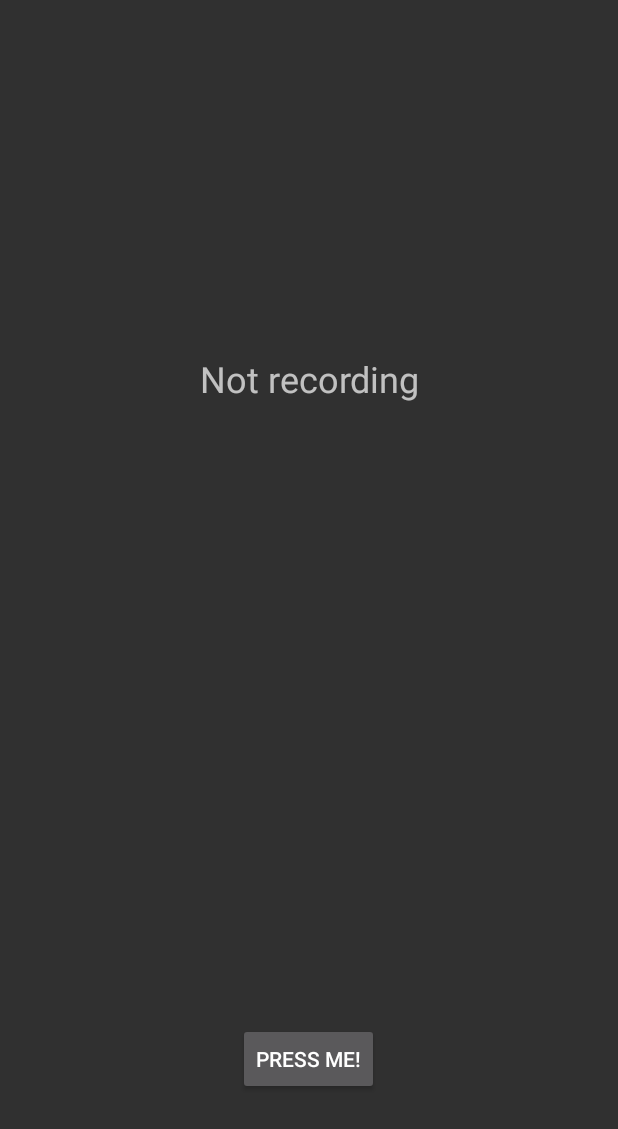
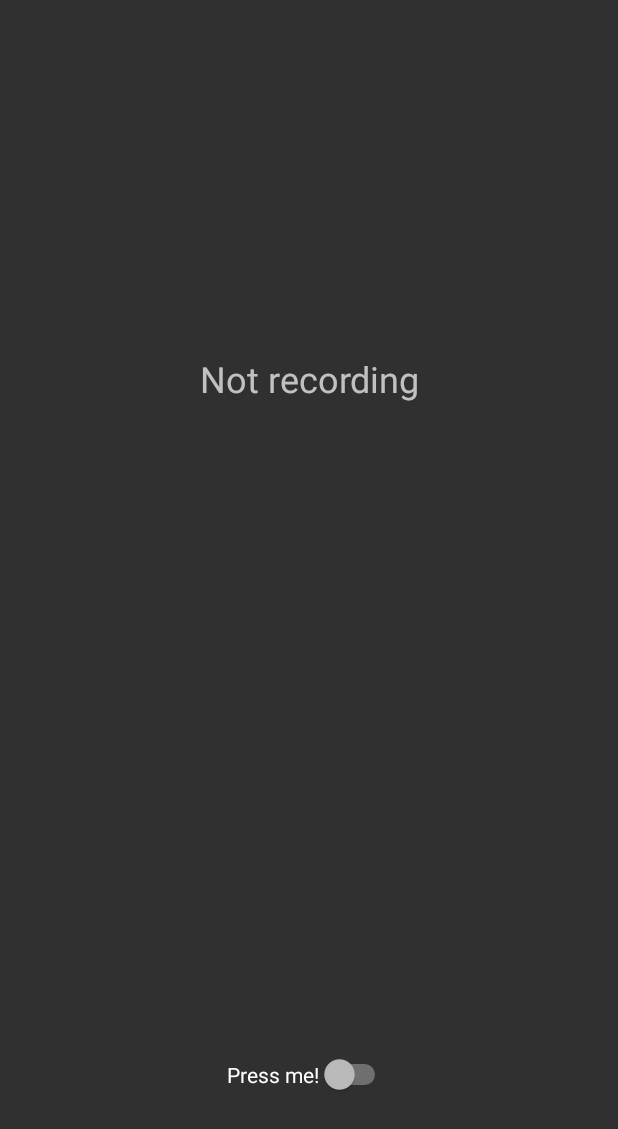
Before and after one commit to Telvozzzar/CarAssistant, an Android app: the screen it shows after launch (MainActivity), on a phone screen of 412 x 824 dp. Shown: the top 1129 px of the screen. Run offline under Robolectric (Android 15) with nearby library versions, the phone set to English and light mode, and no system bars.

Commit message:
Button replaced by Switch

```diff
--- a/app/src/main/java/com/diegeilstegruppe/sasha/MainActivity.java
+++ b/app/src/main/java/com/diegeilstegruppe/sasha/MainActivity.java
@@ -1,15 +1,12 @@
 package com.diegeilstegruppe.sasha;
 
+import android.os.Bundle;
 import android.support.v7.app.AppCompatActivity;
-import android.os.Bundle;
-import android.util.Log;
-import android.view.View;
-import android.widget.Button;
+import android.widget.CompoundButton;
+import android.widget.Switch;
 import android.widget.TextView;
 
 public class MainActivity extends AppCompatActivity {
-
-    private boolean recording = false;
 
     @Override
     protected void onCreate(Bundle savedInstanceState) {
@@ -17,20 +14,18 @@ public class MainActivity extends AppCompatActivity {
         setContentView(R.layout.activity_main);
         final TextView text = (TextView) findViewById(R.id.textView);
 
-        Button button = (Button) findViewById(R.id.dummy_button);
-        button.setOnClickListener(new View.OnClickListener() {
+        final Switch switch_activated = (Switch) findViewById(R.id.switch_activated);
+        switch_activated.setOnCheckedChangeListener(new CompoundButton.OnCheckedChangeListener() {
             @Override
-            public void onClick(View v) {
-                if(recording) {
+            public void onCheckedChanged(CompoundButton buttonView, boolean isChecked) {
+                if(isChecked) {
+                    text.setText("Recording");
+                } else {
                     text.setText("Not recording");
-                    recording = false;
-                } else {
-                    text.setText("Recording");
-                    recording = true;
                 }
-
             }
         });
+
     }
 
 
--- a/app/src/main/res/layout/activity_main.xml
+++ b/app/src/main/res/layout/activity_main.xml
@@ -9,9 +9,7 @@
 
     <RelativeLayout
         android:layout_width="fill_parent"
-        android:layout_height="fill_parent"
-        tools:layout_editor_absoluteX="0dp"
-        tools:layout_editor_absoluteY="0dp">
+        android:layout_height="fill_parent">
 
         <ImageView
             android:id="@+id/imageView"
@@ -37,20 +35,21 @@
             android:textSize="24dp" />
 
         <ProgressBar
+            android:id="@+id/progressBar"
             android:layout_width="128dp"
             android:layout_height="128dp"
             android:layout_centerHorizontal="true"
             android:layout_centerVertical="true"
             android:visibility="gone" />
 
-        <Button
-            android:id="@+id/dummy_button"
+        <Switch
+            android:id="@+id/switch_activated"
             android:layout_width="wrap_content"
             android:layout_height="wrap_content"
-            android:text="Press me!"
             android:layout_alignParentBottom="true"
             android:layout_centerHorizontal="true"
-            android:layout_marginBottom="94dp" />
+            android:layout_marginBottom="94dp"
+            android:text="Press me!" />
 
     </RelativeLayout>
 
```
